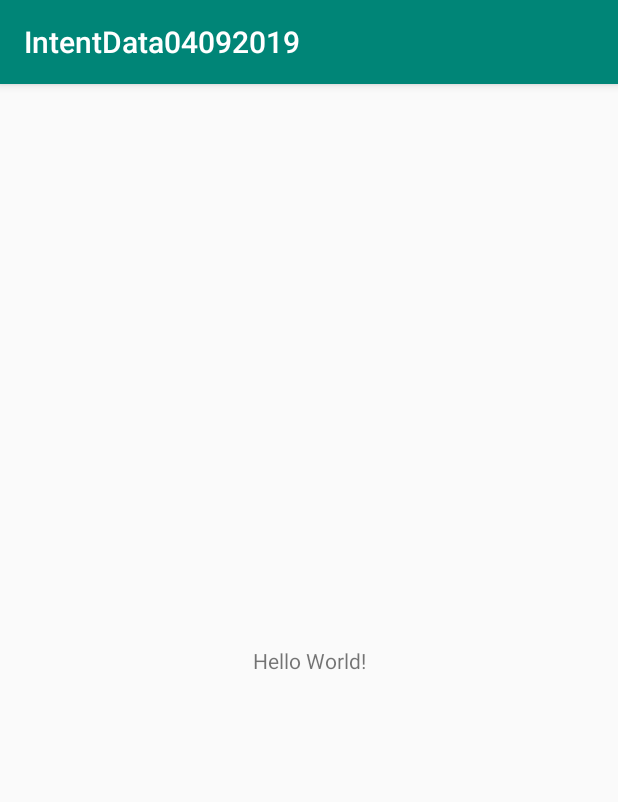
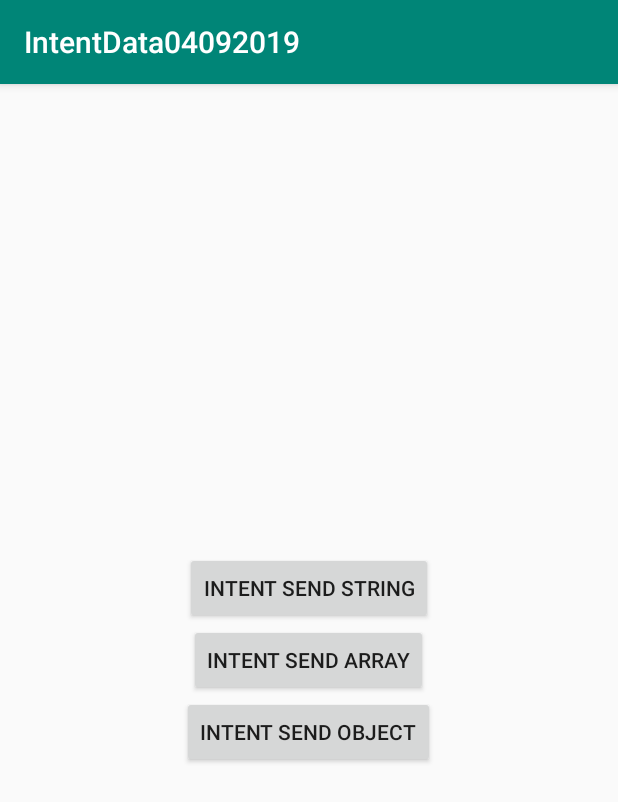
Before and after one commit to phamtanphat/IntenData04092019, an Android app: the screen it shows after launch (MainActivity), on a phone screen of 412 x 824 dp. Shown: the top 802 px of the screen. Run offline under Robolectric (Android 15) with nearby library versions, the phone set to English and light mode, and no system bars.

Commit message:
send object

```diff
--- a/app/build.gradle
+++ b/app/build.gradle
@@ -17,6 +17,10 @@ android {
             proguardFiles getDefaultProguardFile('proguard-android-optimize.txt'), 'proguard-rules.pro'
         }
     }
+    compileOptions {
+        sourceCompatibility = 1.8
+        targetCompatibility = 1.8
+    }
 }
 
 dependencies {
--- a/app/src/main/AndroidManifest.xml
+++ b/app/src/main/AndroidManifest.xml
@@ -9,6 +9,7 @@
         android:roundIcon="@mipmap/ic_launcher_round"
         android:supportsRtl="true"
         android:theme="@style/AppTheme">
+        <activity android:name=".Main2Activity"></activity>
         <activity android:name=".MainActivity">
             <intent-filter>
                 <action android:name="android.intent.action.MAIN" />
--- a/app/src/main/java/com/example/intentdata04092019/MainActivity.java
+++ b/app/src/main/java/com/example/intentdata04092019/MainActivity.java
@@ -1,14 +1,47 @@
 package com.example.intentdata04092019;
+
+import android.content.Intent;
+import android.os.Bundle;
+import android.view.View;
+import android.widget.Button;
+import android.widget.Toast;
 
 import androidx.appcompat.app.AppCompatActivity;
 
-import android.os.Bundle;
+import java.io.Serializable;
 
 public class MainActivity extends AppCompatActivity {
 
+    Button btnIntentString,btnIntentArray,btnIntentObject;
     @Override
     protected void onCreate(Bundle savedInstanceState) {
         super.onCreate(savedInstanceState);
         setContentView(R.layout.activity_main);
+
+        btnIntentString = findViewById(R.id.buttonIntentString);
+        btnIntentArray = findViewById(R.id.buttonIntentArray);
+        btnIntentObject = findViewById(R.id.buttonIntentObject);
+
+        btnIntentString.setOnClickListener( v -> {
+            sendDataByIntent("chuoi","hello main2");
+        });
+        btnIntentArray.setOnClickListener(v -> {
+            String[] arrayName = {"Teo","Ti","Tun","Hoa","Hue","Lan"};
+            sendDataByIntent("arrayname",arrayName);
+        });
+        btnIntentObject.setOnClickListener(v -> {
+            Sinhvien sinhvien = new Sinhvien("Nguyen Van A",20);
+            Intent intent = new Intent(MainActivity.this,Main2Activity.class);
+            intent.putExtra("object", (Serializable) sinhvien);
+            startActivity(intent);
+        });
+
     }
+    public <T extends Serializable> void sendDataByIntent(String key , T value){
+        Intent intent = new Intent(MainActivity.this,Main2Activity.class);
+        intent.putExtra(key,value);
+        startActivity(intent);
+    }
+
+
 }
--- a/app/src/main/res/layout/activity_main.xml
+++ b/app/src/main/res/layout/activity_main.xml
@@ -1,18 +1,26 @@
 <?xml version="1.0" encoding="utf-8"?>
-<androidx.constraintlayout.widget.ConstraintLayout xmlns:android="http://schemas.android.com/apk/res/android"
-    xmlns:app="http://schemas.android.com/apk/res-auto"
+<LinearLayout xmlns:android="http://schemas.android.com/apk/res/android"
     xmlns:tools="http://schemas.android.com/tools"
     android:layout_width="match_parent"
     android:layout_height="match_parent"
+    android:orientation="vertical"
+    android:gravity="center"
     tools:context=".MainActivity">
 
-    <TextView
+    <Button
+        android:id="@+id/buttonIntentString"
         android:layout_width="wrap_content"
         android:layout_height="wrap_content"
-        android:text="Hello World!"
-        app:layout_constraintBottom_toBottomOf="parent"
-        app:layout_constraintLeft_toLeftOf="parent"
-        app:layout_constraintRight_toRightOf="parent"
-        app:layout_constraintTop_toTopOf="parent" />
+        android:text="Intent Send String"/>
+    <Button
+        android:id="@+id/buttonIntentArray"
+        android:layout_width="wrap_content"
+        android:layout_height="wrap_content"
+        android:text="Intent Send Array"/>
+    <Button
+        android:id="@+id/buttonIntentObject"
+        android:layout_width="wrap_content"
+        android:layout_height="wrap_content"
+        android:text="Intent Send Object"/>
 
-</androidx.constraintlayout.widget.ConstraintLayout>
+</LinearLayout>
```
Also changed, not shown: app/src/main/java/com/example/intentdata04092019/Main2Activity.java (added, +31 -0 lines), app/src/main/java/com/example/intentdata04092019/Sinhvien.java (added, +27 -0 lines), app/src/main/res/layout/activity_main2.xml (added, +9 -0 lines).
